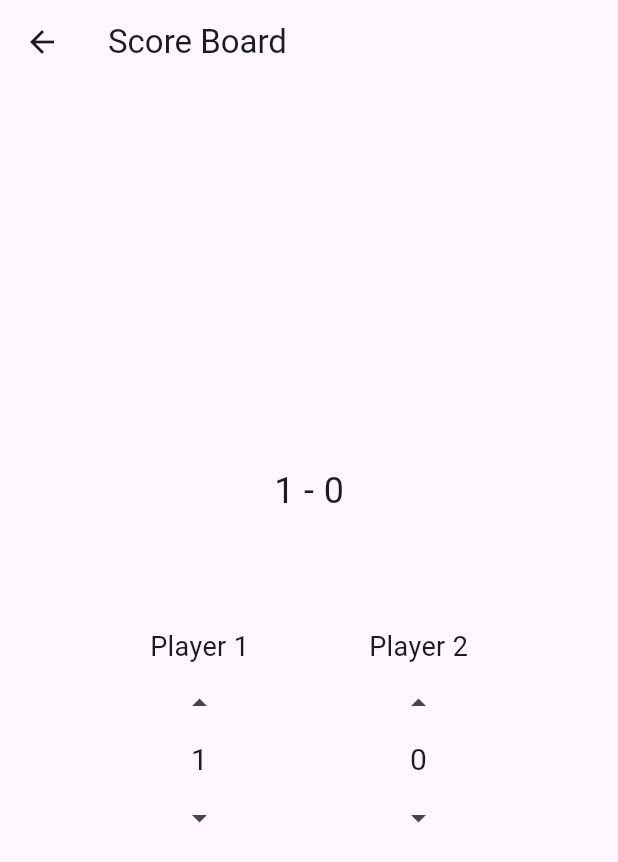
After one commit to JeevaUnom/champinutest, a Flutter app: the ScoreTracker screen opened directly, after a tap on the "arrow drop up" icon, on a phone screen of 412 x 824 dp. The commit adds this screen. Shown: the top 862 px of the screen. Run offline on Flutter 3.47's test engine with Material 3 defaults, Android fonts, the phone set to English and light mode, and no system bars; our stand-ins replace date_picker_timeline, fl_chart, image_picker.

Commit message:
scoreboard

```diff
--- /dev/null
+++ b/champinutest/lib/competition/competition_score.dart
@@ -0,0 +1,262 @@
+import 'package:flutter/material.dart';
+import 'package:flutter/services.dart';
+import 'package:flutter/widgets.dart';
+
+class ScoreTracker extends StatefulWidget {
+  const ScoreTracker({super.key});
+
+  @override
+  State<ScoreTracker> createState() => ScoreTrackerState();
+}
+
+class ScoreTrackerState extends State<ScoreTracker> {
+  int player1Game = 0;
+  int player2Game = 0;
+
+  void incrementScore(int player) {
+    setState(() {
+      if (player == 1) {
+        if (canIncrementScore(player1Game, player2Game)) {
+          player1Game++;
+        }
+      } else if (player == 2) {
+        if (canIncrementScore(player2Game, player1Game)) {
+          player2Game++;
+        }
+      }
+    });
+  }
+
+  bool canIncrementScore(int currentPlayerScore, int opponentScore) {
+    if (currentPlayerScore < 6) {
+      return true;
+    } else if (currentPlayerScore == 6 && opponentScore < 5) {
+      return true;
+    } else if (currentPlayerScore > 6 &&
+        currentPlayerScore - opponentScore < 2) {
+      return true;
+    }
+    return false;
+  }
+
+  void decrementScore(int player) {
+    setState(() {
+      if (player == 1 && player1Game > 0) {
+        player1Game--;
+      } else if (player == 2 && player2Game > 0) {
+        player2Game--;
+      }
+    });
+  }
+
+  String getScore() {
+    if (player1Game == 7 && player2Game == 6) {
+      return 'player 1 wins 7-6';
+    } else if (player2Game == 7 && player1Game == 6) return 'Player 2 wins 7-6';
+    if (player1Game >= 6 && player1Game - player2Game >= 2) {
+      return 'Player 1 wins $player1Game - $player2Game';
+    } else if (player2Game >= 6 && player2Game - player1Game >= 2) {
+      return 'Player 2 wins $player2Game - $player1Game';
+    }
+    return '$player1Game - $player2Game \n';
+  }
+
+  @override
+  Widget build(BuildContext context) {
+    return Scaffold(
+      appBar: AppBar(
+        title: const Text('Score Board'),
+      ),
+      body: Padding(
+        padding: const EdgeInsets.all(20.0),
+        child: Column(
+          mainAxisAlignment: MainAxisAlignment.center,
+          children: [
+            Text(
+              ' ${getScore()}',
+              style: const TextStyle(fontSize: 24),
+            ),
+            const SizedBox(
+              height: 40,
+            ),
+            Row(
+              mainAxisAlignment: MainAxisAlignment.spaceEvenly,
+              children: [
+                Column(
+                  children: [
+                    const Text(
+                      'Player 1',
+                      style: TextStyle(fontSize: 18),
+                    ),
+                    Column(
+                      children: [
+                        IconButton(
+                            onPressed: () => incrementScore(1),
+                            icon: const Icon(Icons.arrow_drop_up)),
+                        Text(
+                          player1Game.toString(),
+                          style: const TextStyle(fontSize: 20),
+                        ),
+                        IconButton(
+                            onPressed: () => decrementScore(1),
+                            icon: const Icon(Icons.arrow_drop_down))
+                      ],
+                    )
+                  ],
+                ),
+                Column(
+                  children: [
+                    const Text('Player 2', style: TextStyle(fontSize: 18)),
+                    Column(
+                      children: [
+                        IconButton(
+                            onPressed: () => incrementScore(2),
+                            icon: const Icon(Icons.arrow_drop_up)),
+                        Text(
+                          player2Game.toString(),
+                          style: const TextStyle(fontSize: 20),
+                        ),
+                        IconButton(
+                            onPressed: () => decrementScore(2),
+                            icon: const Icon(Icons.arrow_drop_down))
+                      ],
+                    )
+                  ],
+                )
+              ],
+            )
+          ],
+        ),
+      ),
+    );
+  }
+}
+
+
+  // TextEditingController _player1Controller = TextEditingController();
+  // TextEditingController _player2Controller = TextEditingController();
+  // @override
+  // void initState() {
+  //   super.initState();
+  //   _player1Controller.text = '0';
+  //   _player2Controller.text = '0';
+  // }
+
+  // @override
+  // Widget build(BuildContext context) {
+  //   return Scaffold(
+  //     appBar: AppBar(
+  //       title: const Text('Score Board'),
+  //     ),
+  //     body: Padding(
+  //       padding: const EdgeInsets.all(20.0),
+  //       child: Column(
+  //         mainAxisAlignment: MainAxisAlignment.center,
+  //         children: [
+  //           _buildScoreInput('Player 1', _player1Controller,
+  //               (int currentValue) {
+  //             _updateScore(
+  //                 _player1Controller, currentValue + 1, _player2Controller);
+  //           }, (int currentValue) {
+  //             _updateScore(_player1Controller,
+  //                 currentValue > 0 ? currentValue - 1 : 0, _player2Controller);
+  //           }),
+  //           SizedBox(
+  //             height: 20,
+  //           ),
+  //           _buildScoreInput('Player 2', _player2Controller,
+  //               (int currentValue) {
+  //             _updateScore(
+  //                 _player2Controller, currentValue + 1, _player1Controller);
+  //           }, (int currentValue) {
+  //             _updateScore(_player2Controller,
+  //                 currentValue > 0 ? currentValue - 1 : 0, _player1Controller);
+  //             ;
+  //           }),
+  //         ],
+  //       ),
+  //     ),
+  //   );
+  // }
+
+  // void _updateScore(TextEditingController currentController, int newValue,
+  //     TextEditingController opponentController) {
+  //   int opponentScore = int.parse(opponentController.text);
+  //   if (newValue == 6 && opponentScore < 5) {
+  //     return;
+  //   }
+  //   if (newValue < 6) {
+  //     setState(() {
+  //       currentController.text = newValue.toString();
+  //     });
+  //   }
+  //   if (currentController == _player1Controller &&
+  //       opponentScore >= 5 &&
+  //       newValue > 5) {
+  //     setState(() {
+  //       currentController.text = newValue.toString();
+  //     });
+  //   } else if (currentController == _player2Controller &&
+  //       opponentScore >= 5 &&
+  //       newValue > 5) {
+  //     if (newValue - opponentScore >= 2) {
+  //       setState(() {
+  //         currentController.text = newValue.toString();
+  //       });
+  //     }
+  //   }
+  // }
+
+  // Widget _buildScoreInput(String playerName, TextEditingController controller,
+  //     Function increment, Function decrement) {
+  //   return Row(
+  //     mainAxisAlignment: MainAxisAlignment.center,
+  //     children: <Widget>[
+  //       Expanded(
+  //         flex: 1,
+  //         child: TextFormField(
+  //           textAlign: TextAlign.center,
+  //           decoration: InputDecoration(
+  //               labelText: playerName,
+  //               contentPadding: const EdgeInsets.all(8.0),
+  //               border: OutlineInputBorder(
+  //                 borderRadius: BorderRadius.circular(5.0),
+  //               )),
+  //           controller: controller,
+  //           keyboardType: TextInputType.number,
+  //           inputFormatters: <TextInputFormatter>[
+  //             FilteringTextInputFormatter.digitsOnly
+  //           ],
+  //         ),
+  //       ),
+  //       Container(
+  //         height: 38.0,
+  //         child: Column(
+  //           crossAxisAlignment: CrossAxisAlignment.center,
+  //           mainAxisAlignment: MainAxisAlignment.center,
+  //           children: <Widget>[
+  //             InkWell(
+  //                 onTap: (() {
+  //                   int currentValue = int.parse(controller.text);
+  //                   increment(currentValue);
+  //                 }),
+  //                 child: const Icon(
+  //                   Icons.arrow_drop_up,
+  //                   size: 18.0,
+  //                 )),
+  //             InkWell(
+  //                 onTap: (() {
+  //                   int currentValue = int.parse(controller.text);
+  //                   decrement(currentValue);
+  //                 }),
+  //                 child: const Icon(
+  //                   Icons.arrow_drop_down,
+  //                   size: 18.0,
+  //                 )),
+  //           ],
+  //         ),
+  //       ),
+  //     ],
+  //   );
+  // }
+// }
--- a/champinutest/lib/main.dart
+++ b/champinutest/lib/main.dart
@@ -13,6 +13,7 @@ class MyApp extends StatelessWidget {
   Widget build(BuildContext context) {
     return MaterialApp(
         debugShowCheckedModeBanner: false,
+        // home: const HomeScreen(),
         initialRoute: '/home',
         routes: {
           '/': (context) => const SignUpScreen(),
--- a/champinutest/lib/training/Goals.dart
+++ b/champinutest/lib/training/Goals.dart
@@ -12,13 +12,13 @@ class GoalPage extends StatelessWidget {
           title: const Text('Assign Goals'),
           bottom: const TabBar(tabs: [
             Tab(
-              text: ' Technical Goal',
+              text: ' Technical',
             ),
             Tab(
-              text: ' Tactical Goal',
+              text: ' Tactical',
             ),
             Tab(
-              text: ' Psychological Goal',
+              text: ' Psychological',
             ),
           ]),
         ),
```
Also changed, not shown: champinutest/lib/components/Navbar.dart (+4 -3 lines), champinutest/lib/components/Sidebar.dart (+29 -5 lines), champinutest/lib/pages/Home.dart (+11 -12 lines), champinutest/lib/sidebar/sidebar_gallery.dart (added, +232 -0 lines), champinutest/lib/sidebar/sidebar_physique.dart (+11 -2 lines), champinutest/lib/sidebar/sidebar_tennisTerms.dart (added, +45 -0 lines), champinutest/pubspec.yaml (+6 -1 lines), champinutest/lib/competition/competitionPopup.dart (renamed from champinutest/lib/components/competitionPopup.dart), champinutest/lib/pages/Comets.dart (line endings or trailing spaces), champinutest/lib/reports/ReportsPopup.dart (renamed from champinutest/lib/components/ReportsPopup.dart), champinutest/lib/sidebar/Detailspage.dart (renamed from champinutest/lib/components/Detailspage.dart), champinutest/lib/training/TrainingPopup.dart (renamed from champinutest/lib/components/TrainingPopup.dart), champinutest/pubspec.lock, 7 other files.
